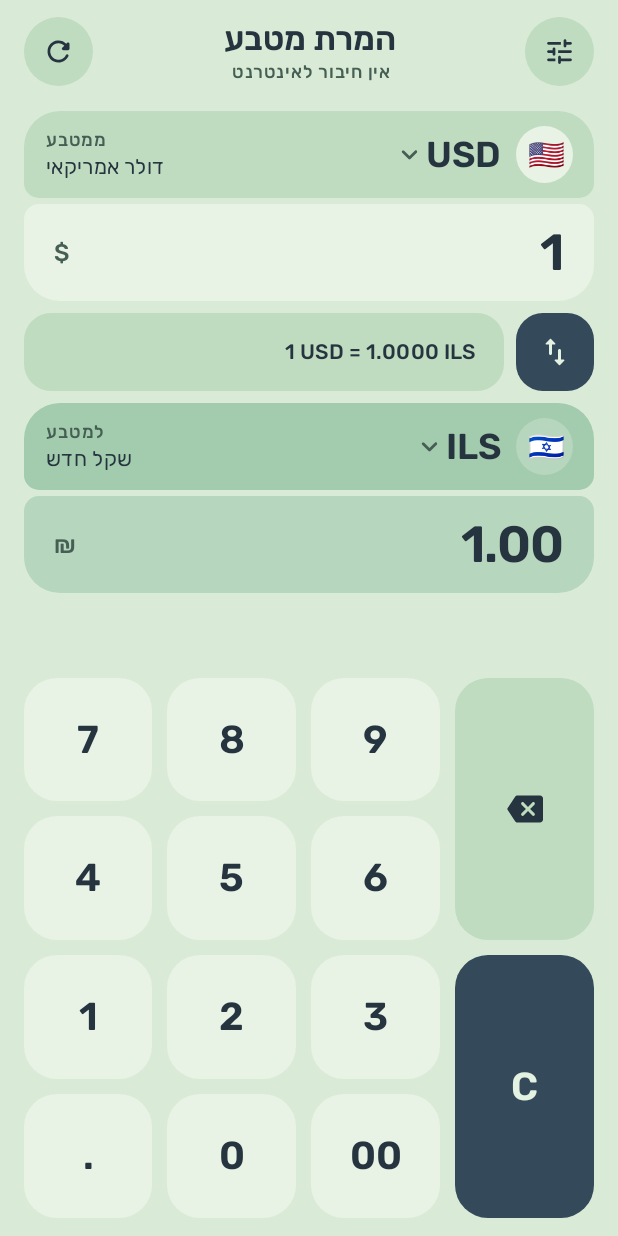
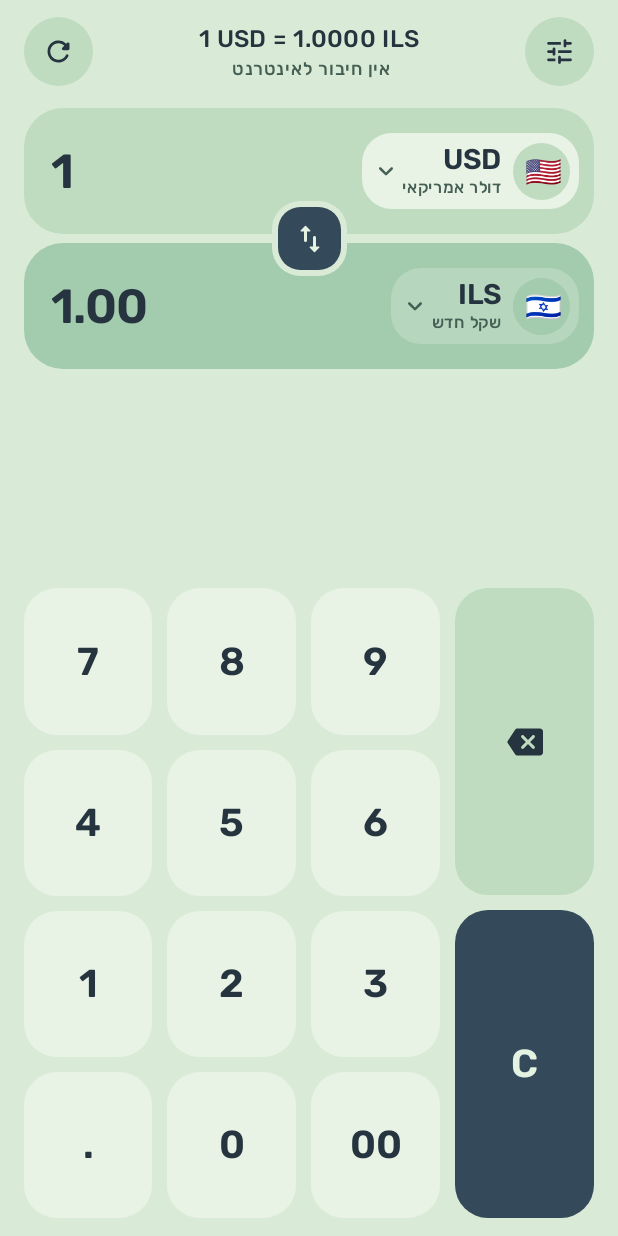
Before and after one commit to ohavs/Currency-26, an Android app built with Jetpack Compose: the screen it shows after launch (MainActivity), on a phone screen of 412 x 824 dp. Run offline under Robolectric (Android 15) with nearby library versions, the phone set to English and light mode, and no system bars; our stand-ins replace Room's generated code; 2 statements that could not run were skipped.

Commit message:
Compact currency rows like the original layout
Each currency is a single card again (currency chip on one side, amount on the other) instead of a header card stacked on an amount card. The swap button sits in the gap between the two cards, the live rate moves into the header in place of the app title, and long amounts shrink to fit instead of being cut. The top of the screen goes from about 390dp to about 250dp; the keypad may grow a little taller on tall screens.

Co-Authored-By: Claude Opus 5.5 <noreply@anthropic.com>
Claude-Session: https://claude.ai/code/session_01KLRXbRTQpM2FKefBnF19Yr

```diff
--- a/app/src/main/java/com/example/ui/CalculatorScreen.kt
+++ b/app/src/main/java/com/example/ui/CalculatorScreen.kt
@@ -10,6 +10,7 @@ import androidx.compose.foundation.background
 import androidx.compose.foundation.clickable
 import androidx.compose.foundation.layout.Arrangement
 import androidx.compose.foundation.layout.Box
+import androidx.compose.foundation.layout.BoxWithConstraints
 import androidx.compose.foundation.layout.Column
 import androidx.compose.foundation.layout.Row
 import androidx.compose.foundation.layout.Spacer
@@ -21,6 +22,7 @@ import androidx.compose.foundation.layout.heightIn
 import androidx.compose.foundation.layout.padding
 import androidx.compose.foundation.layout.safeDrawingPadding
 import androidx.compose.foundation.layout.size
+import androidx.compose.foundation.layout.widthIn
 import androidx.compose.foundation.layout.width
 import androidx.compose.foundation.shape.CircleShape
 import androidx.compose.foundation.shape.RoundedCornerShape
@@ -51,6 +53,8 @@ import androidx.compose.ui.hapticfeedback.HapticFeedbackType
 import androidx.compose.ui.platform.LocalHapticFeedback
 import androidx.compose.ui.platform.LocalLayoutDirection
 import androidx.compose.ui.semantics.Role
+import androidx.compose.ui.text.TextStyle
+import androidx.compose.ui.text.rememberTextMeasurer
 import androidx.compose.ui.text.style.TextAlign
 import androidx.compose.ui.text.style.TextDirection
 import androidx.compose.ui.text.style.TextOverflow
@@ -170,8 +174,10 @@ fun CalculatorContent(
             .safeDrawingPadding()
             .padding(horizontal = 16.dp)
     ) {
+        // The header carries the live rate instead of an app title - more useful and saves a row.
         AppTopBar(
-            title = "המרת מטבע",
+            title = "1 ${state.sourceCurrency} = ${formatRate(state.rate)} ${state.targetCurrency}",
+            titleStyle = MaterialTheme.typography.titleMedium.copy(textDirection = TextDirection.Ltr),
             subtitle = subtitle,
             navigation = { RoundIconButton(Icons.Rounded.Tune, "הגדרות", onOpenSettings) },
             action = { RoundIconButton(Icons.Rounded.Refresh, "עדכון שערים", onRefresh, loading = state.isRefreshing) }
@@ -188,31 +194,15 @@ fun CalculatorContent(
             Spacer(Modifier.height(8.dp))
         }
 
-        Spacer(Modifier.height(6.dp))
+        Spacer(Modifier.height(4.dp))
 
-        CurrencyBlock(
-            code = state.sourceCurrency,
-            caption = "ממטבע",
-            amount = formatAmountInput(state.sourceAmountRaw),
-            highlighted = false,
-            onClick = { onCurrencyClick(true) }
-        )
-
-        Spacer(Modifier.height(8.dp))
-
-        SwapRow(
-            rateText = "1 ${state.sourceCurrency} = ${formatRate(state.rate)} ${state.targetCurrency}",
-            onSwap = onSwap
-        )
-
-        Spacer(Modifier.height(8.dp))
-
-        CurrencyBlock(
-            code = state.targetCurrency,
-            caption = "למטבע",
-            amount = formatAmount(state.targetAmount),
-            highlighted = true,
-            onClick = { onCurrencyClick(false) }
+        CurrencyPair(
+            sourceCode = state.sourceCurrency,
+            sourceAmount = formatAmountInput(state.sourceAmountRaw),
+            targetCode = state.targetCurrency,
+            targetAmount = formatAmount(state.targetAmount),
+            onSwap = onSwap,
+            onCurrencyClick = onCurrencyClick
         )
 
         Spacer(Modifier.height(14.dp))
@@ -227,7 +217,7 @@ fun CalculatorContent(
                 onKey = onKeypad,
                 modifier = Modifier
                     .fillMaxWidth()
-                    .heightIn(max = 360.dp)
+                    .heightIn(max = 420.dp)
                     .fillMaxHeight()
             )
         }
@@ -286,104 +276,46 @@ private fun UpdateBanner(versionName: String, progress: Float?, onUpdate: () ->
     }
 }
 
-/** Currency header card stacked on top of its amount card (reference: "USD" over "1250"). */
+/** Source and target cards, one row each, with the swap button sitting in the gap between them. */
 @Composable
-private fun CurrencyBlock(
-    code: String,
-    caption: String,
-    amount: String,
-    highlighted: Boolean,
-    onClick: () -> Unit,
+private fun CurrencyPair(
+    sourceCode: String,
+    sourceAmount: String,
+    targetCode: String,
+    targetAmount: String,
+    onSwap: () -> Unit,
+    onCurrencyClick: (Boolean) -> Unit,
 ) {
-    val palette = LocalPalette.current
-    val info = getCurrencyInfo(code)
-    val headerColor = if (highlighted) palette.highlight else palette.card
-    val bodyColor = if (highlighted) palette.highlightSoft else palette.cardSoft
-
-    Column(verticalArrangement = Arrangement.spacedBy(4.dp)) {
-        Row(
-            modifier = Modifier
-                .fillMaxWidth()
-                .clip(RoundedCornerShape(topStart = 24.dp, topEnd = 24.dp, bottomStart = 10.dp, bottomEnd = 10.dp))
-                .background(headerColor)
-                .clickable(role = Role.Button, onClickLabel = "בחירת מטבע", onClick = onClick)
-                .padding(horizontal = 14.dp, vertical = 10.dp),
-            verticalAlignment = Alignment.CenterVertically
-        ) {
-            FlagBadge(info.flag, background = bodyColor)
-            Spacer(Modifier.width(10.dp))
-            Text(code, style = CurrencyCodeTextStyle, color = palette.ink)
-            Icon(
-                Icons.Rounded.KeyboardArrowDown,
-                contentDescription = null,
-                tint = palette.inkMuted,
-                modifier = Modifier.size(22.dp)
-            )
-            Spacer(Modifier.weight(1f))
-            Column(horizontalAlignment = Alignment.End, modifier = Modifier.padding(start = 12.dp)) {
-                Text(caption, style = MaterialTheme.typography.labelMedium, color = palette.inkMuted)
-                Text(
-                    text = info.hebrewName,
-                    style = MaterialTheme.typography.bodyMedium,
-                    color = palette.ink,
-                    maxLines = 1,
-                    overflow = TextOverflow.Ellipsis
-                )
-            }
-        }
-        Row(
-            modifier = Modifier
-                .fillMaxWidth()
-                .clip(RoundedCornerShape(topStart = 10.dp, topEnd = 10.dp, bottomStart = 24.dp, bottomEnd = 24.dp))
-                .background(bodyColor)
-                .padding(horizontal = 20.dp, vertical = 12.dp),
-            verticalAlignment = Alignment.CenterVertically
-        ) {
-            Text(
-                text = amount,
-                style = AmountTextStyle.copy(fontSize = amountFontSize(amount)),
-                color = palette.ink,
-                // Right edge = reading start in Hebrew, lined up with the currency code above.
-                textAlign = TextAlign.Right,
-                maxLines = 1,
-                softWrap = false,
-                overflow = TextOverflow.Ellipsis,
-                modifier = Modifier.weight(1f)
-            )
-            Text(
-                text = info.symbol,
-                style = MaterialTheme.typography.titleMedium.copy(textDirection = TextDirection.Ltr),
-                color = palette.inkMuted,
-                maxLines = 1,
-                modifier = Modifier.padding(start = 12.dp)
-            )
-        }
-    }
-}
-
-private fun amountFontSize(text: String) = when {
-    text.length <= 9 -> 34.sp
-    text.length <= 12 -> 29.sp
-    text.length <= 15 -> 24.sp
-    else -> 20.sp
-}
-
-/** Small square swap button next to the live rate pill (reference: "⇅  $1=€0.919137"). */
-@Composable
-private fun SwapRow(rateText: String, onSwap: () -> Unit) {
     val palette = LocalPalette.current
     var turns by remember { mutableIntStateOf(0) }
     val rotation by animateFloatAsState(turns * 180f, label = "swap")
 
-    Row(
-        modifier = Modifier.fillMaxWidth(),
-        horizontalArrangement = Arrangement.spacedBy(8.dp),
-        verticalAlignment = Alignment.CenterVertically
-    ) {
+    Box(modifier = Modifier.fillMaxWidth()) {
+        Column(verticalArrangement = Arrangement.spacedBy(6.dp)) {
+            CurrencyRow(
+                code = sourceCode,
+                amount = sourceAmount,
+                cardColor = palette.card,
+                chipColor = palette.cardSoft,
+                onClick = { onCurrencyClick(true) }
+            )
+            CurrencyRow(
+                code = targetCode,
+                amount = targetAmount,
+                cardColor = palette.highlight,
+                chipColor = palette.highlightSoft,
+                onClick = { onCurrencyClick(false) }
+            )
+        }
+        // Background-colored ring makes the button look cut into both cards.
         Box(
             modifier = Modifier
-                .size(52.dp)
-                .clip(RoundedCornerShape(18.dp))
+                .align(Alignment.Center)
+                .size(50.dp)
+                .clip(RoundedCornerShape(19.dp))
+                .background(palette.background)
+                .padding(4.dp)
+                .clip(RoundedCornerShape(15.dp))
                 .background(palette.accent)
                 .clickable(role = Role.Button, onClickLabel = "החלפת מטבעות") {
                     turns++
@@ -398,23 +330,101 @@ private fun SwapRow(rateText: String, onSwap: () -> Unit) {
                 modifier = Modifier.rotate(rotation)
             )
         }
-        Box(
+    }
+}
+
+/** One currency in a single row: tappable currency chip on one side, the amount on the other. */
+@Composable
+private fun CurrencyRow(
+    code: String,
+    amount: String,
+    cardColor: Color,
+    chipColor: Color,
+    onClick: () -> Unit,
+) {
+    val palette = LocalPalette.current
+    val info = getCurrencyInfo(code)
+    Row(
+        modifier = Modifier
+            .fillMaxWidth()
+            .height(84.dp)
+            .clip(RoundedCornerShape(26.dp))
+            .background(cardColor)
+            .padding(start = 10.dp, end = 18.dp),
+        verticalAlignment = Alignment.CenterVertically
+    ) {
+        Row(
             modifier = Modifier
-                .weight(1f)
-                .height(52.dp)
-                .clip(RoundedCornerShape(18.dp))
-                .background(palette.card)
-                .padding(horizontal = 18.dp),
-            contentAlignment = Alignment.CenterStart
+                .clip(RoundedCornerShape(20.dp))
+                .background(chipColor)
+                .clickable(role = Role.Button, onClickLabel = "בחירת מטבע", onClick = onClick)
+                .padding(start = 6.dp, end = 6.dp, top = 6.dp, bottom = 6.dp),
+            verticalAlignment = Alignment.CenterVertically
         ) {
-            Text(
-                text = rateText,
-                style = MaterialTheme.typography.titleSmall.copy(textDirection = TextDirection.Ltr),
-                color = palette.ink,
-                maxLines = 1,
-                overflow = TextOverflow.Ellipsis
+            FlagBadge(info.flag, background = cardColor, size = 38.dp)
+            Spacer(Modifier.width(8.dp))
+            Column {
+                Text(code, style = CurrencyCodeTextStyle.copy(fontSize = 19.sp, lineHeight = 22.sp), color = palette.ink)
+                Text(
+                    text = info.hebrewName,
+                    style = MaterialTheme.typography.labelSmall,
+                    color = palette.inkMuted,
+                    maxLines = 1,
+                    overflow = TextOverflow.Ellipsis,
+                    modifier = Modifier.widthIn(max = 92.dp)
+                )
+            }
+            Icon(
+                Icons.Rounded.KeyboardArrowDown,
+                contentDescription = null,
+                tint = palette.inkMuted,
+                modifier = Modifier.size(20.dp)
             )
         }
+        Spacer(Modifier.width(12.dp))
+        AutoSizeText(
+            text = amount,
+            style = AmountTextStyle.copy(fontSize = 32.sp),
+            color = palette.ink,
+            // Amount on the far side from the chip, like the original layout.
+            textAlign = TextAlign.Left,
+            modifier = Modifier.weight(1f)
+        )
+    }
+}
+
+/** Single-line text that shrinks its font (down to [minFontSize]) instead of cutting long amounts. */
+@Composable
+private fun AutoSizeText(
+    text: String,
+    style: TextStyle,
+    color: Color,
+    textAlign: TextAlign,
+    modifier: Modifier = Modifier,
+    minFontSize: Float = 16f,
+) {
+    BoxWithConstraints(modifier = modifier) {
+        val measurer = rememberTextMeasurer()
+        val maxWidth = constraints.maxWidth
+        val fontSize = remember(text, maxWidth, style) {
+            var size = style.fontSize.value
+            while (size > minFontSize &&
+                measurer.measure(text, style.copy(fontSize = size.sp), maxLines = 1, softWrap = false).size.width > maxWidth
+            ) {
+                size -= 1f
+            }
+            size.sp
+        }
+        Text(
+            text = text,
+            style = style.copy(fontSize = fontSize),
+            color = color,
+            textAlign = textAlign,
+            maxLines = 1,
+            softWrap = false,
+            overflow = TextOverflow.Ellipsis,
+            modifier = Modifier.fillMaxWidth()
+        )
     }
 }
 
--- a/app/src/main/java/com/example/ui/Components.kt
+++ b/app/src/main/java/com/example/ui/Components.kt
@@ -27,6 +27,7 @@ import androidx.compose.ui.draw.clip
 import androidx.compose.ui.graphics.Color
 import androidx.compose.ui.graphics.vector.ImageVector
 import androidx.compose.ui.semantics.Role
+import androidx.compose.ui.text.TextStyle
 import androidx.compose.ui.text.font.FontWeight
 import androidx.compose.ui.text.style.TextAlign
 import androidx.compose.ui.text.style.TextOverflow
@@ -42,6 +43,7 @@ fun AppTopBar(
     subtitle: String? = null,
     navigation: (@Composable () -> Unit)? = null,
     action: (@Composable () -> Unit)? = null,
+    titleStyle: TextStyle = MaterialTheme.typography.titleLarge,
 ) {
     val palette = LocalPalette.current
     Box(
@@ -60,9 +62,10 @@ fun AppTopBar(
         ) {
             Text(
                 text = title,
-                style = MaterialTheme.typography.titleLarge,
+                style = titleStyle,
                 color = palette.ink,
-                maxLines = 1
+                maxLines = 1,
+                overflow = TextOverflow.Ellipsis
             )
             if (subtitle != null) {
                 Text(
```
